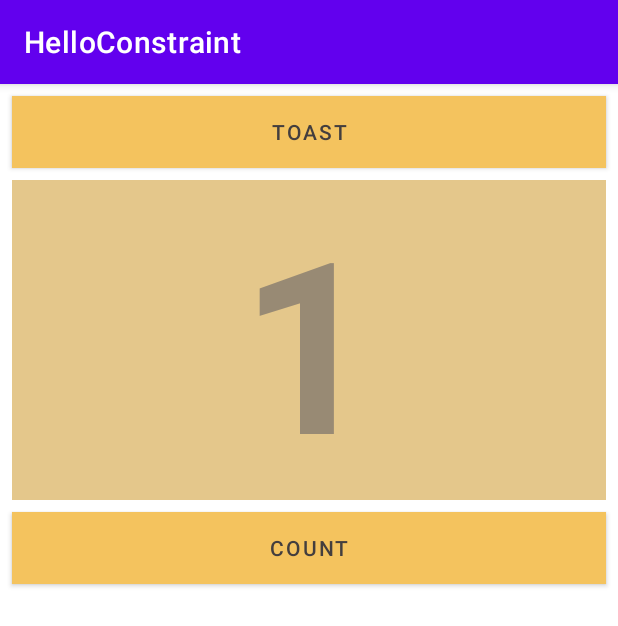
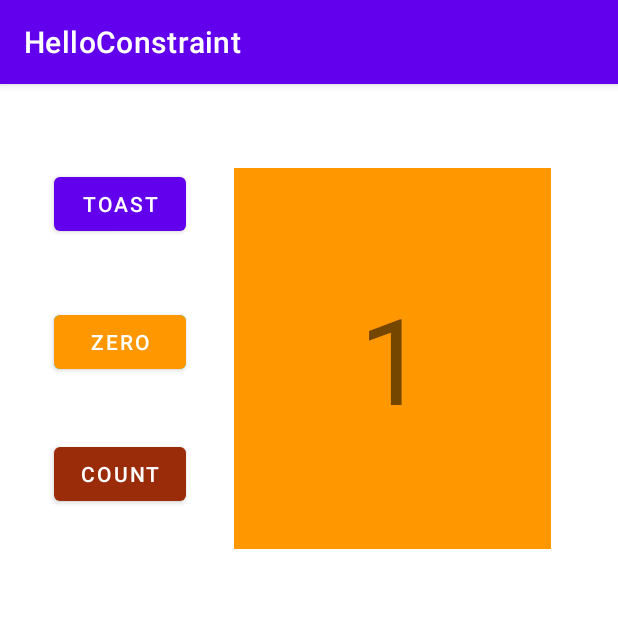
Before and after one commit to sworniim/HelloConstraintLayout, an Android app: the screen it shows after launch (MainActivity), after a tap on "COUNT", on a phone screen of 412 x 824 dp. Shown: the top 626 px of the screen. Run offline under Robolectric (Android 15) with nearby library versions, the phone set to English and light mode, and no system bars.

Commit message:
homework_push

```diff
--- a/app/src/main/java/com/example/helloconstraint/MainActivity.java
+++ b/app/src/main/java/com/example/helloconstraint/MainActivity.java
@@ -1,33 +1,65 @@
 package com.example.helloconstraint;
-
+import androidx.annotation.RequiresApi;
 import androidx.appcompat.app.AppCompatActivity;
 
+import android.os.Build;
 import android.os.Bundle;
 import android.view.View;
+import android.widget.Button;
 import android.widget.TextView;
 import android.widget.Toast;
 
 public class MainActivity extends AppCompatActivity {
-    private int mCount = 0;
-    private TextView mShowCount;
-
+    private Button btn_toast;
+    private Button btn_count;
+    private Button btn_reset;
+    private TextView counter;
+    private int count=0;
     @Override
     protected void onCreate(Bundle savedInstanceState) {
         super.onCreate(savedInstanceState);
         setContentView(R.layout.activity_main);
-        mShowCount = (TextView) findViewById(R.id.show_count);
-    }
+        btn_toast=findViewById(R.id.button);
+        btn_count=findViewById(R.id.button3);
+        btn_reset=findViewById(R.id.button2);
+        counter=findViewById(R.id.textView);
+        btn_toast.setOnClickListener(new View.OnClickListener(){
+            @Override
+            public void onClick(View v){
 
-    public void showToast(View view) {
-        Toast toast = Toast.makeText(this, R.string.toast_message,
-                Toast.LENGTH_SHORT);
-        toast.show();
-    }
+                Toast.makeText(MainActivity.this,"Hello Toast!",Toast.LENGTH_LONG).show();
 
-    public void countUp(View view) {
-        mCount++;
-        if (mShowCount != null)
-            mShowCount.setText(Integer.toString(mCount));
+            }
+        });
+        btn_count.setOnClickListener(new View.OnClickListener(){
+            @RequiresApi(api = Build.VERSION_CODES.M)
+            @Override
+            public void onClick(View v){
 
+
+                count=count+1;
+
+                counter.setText(""+count);
+                btn_reset.setBackgroundColor(btn_reset.getContext().getResources().getColor(R.color.morange, null));
+                if(count%2==0){
+                    btn_count.setBackgroundColor(getResources().getColor(R.color.black, null));
+                    // btn_count.setBackgroundColor(btn_count.getContext().getResources().getColor(R.color.black, null));
+                }
+                else {
+                    btn_count.setBackgroundColor(btn_count.getContext().getResources().getColor(R.color.mred, null));
+                }
+
+            }
+        });
+        btn_reset.setOnClickListener(new View.OnClickListener() {
+            @RequiresApi(api = Build.VERSION_CODES.M)
+            @Override
+            public void onClick(View v) {
+                count=0;
+                counter.setText(""+count);
+                btn_reset.setBackgroundColor(btn_count.getContext().getResources().getColor(R.color.teal_200, null));
+                btn_count.setBackgroundColor(btn_count.getContext().getResources().getColor(R.color.purple_500, null));
+            }
+        });
     }
 }
--- a/app/src/main/res/layout/activity_main.xml
+++ b/app/src/main/res/layout/activity_main.xml
@@ -1,68 +1,53 @@
 <?xml version="1.0" encoding="utf-8"?>
-<RelativeLayout  xmlns:android="http://schemas.android.com/apk/res/android"
+<androidx.constraintlayout.widget.ConstraintLayout xmlns:android="http://schemas.android.com/apk/res/android"
     xmlns:app="http://schemas.android.com/apk/res-auto"
     xmlns:tools="http://schemas.android.com/tools"
     android:layout_width="match_parent"
     android:layout_height="match_parent"
-    android:orientation="vertical"
     tools:context=".MainActivity">
-
-    <Button
-        android:id="@+id/button_toast"
-        android:layout_width="match_parent"
-        android:layout_height="wrap_content"
-        android:layout_marginStart="8dp"
-        android:layout_marginLeft="8dp"
-        android:layout_marginTop="8dp"
-        android:layout_marginEnd="8dp"
-        android:layout_marginRight="8dp"
-        android:background="@color/design_default_color_primary"
-        android:onClick="showToast"
-        android:text="@string/button_label_toast"
-        android:textColor="#433E3E"
-        app:backgroundTint="#F4C35E"
-         />
 
 
     <TextView
-        android:id="@+id/show_count"
-        android:layout_width="match_parent"
-        android:layout_height="wrap_content"
-        android:layout_below="@+id/button_toast"
-        android:layout_alignParentLeft="true"
-        android:layout_alignParentStart="true"
-        android:layout_marginStart="8dp"
-        android:layout_marginLeft="8dp"
-        android:layout_marginTop="8dp"
-        android:layout_marginEnd="8dp"
-        android:layout_marginRight="8dp"
-        android:layout_marginBottom="8dp"
-        android:background="#E4C78B"
-        android:gravity="center_vertical"
-        android:text="@string/count_initial_value"
-        android:textAlignment="center"
-        android:textColor="#988A74"
-        android:textSize="160sp"
-        android:textStyle="bold"
-        />
+        android:id="@+id/textView"
+        android:layout_width="211dp"
+        android:layout_height="254dp"
+        android:layout_marginStart="32dp"
+        android:layout_marginTop="56dp"
+        android:background="#FF9800"
+        android:gravity="center"
+        android:text="0"
+        android:textSize="80sp"
+        app:layout_constraintStart_toEndOf="@+id/button"
+        app:layout_constraintTop_toTopOf="parent" />
 
     <Button
-        android:id="@+id/button_count"
-        android:layout_width="match_parent"
+        android:id="@+id/button"
+        android:layout_width="wrap_content"
         android:layout_height="wrap_content"
-        android:layout_marginStart="8dp"
-        android:layout_below="@+id/show_count"
-        android:layout_centerHorizontal="true"
-        android:layout_marginLeft="8dp"
-        android:layout_marginEnd="8dp"
-        android:layout_marginRight="8dp"
-        android:layout_marginBottom="8dp"
-        android:background="@color/design_default_color_primary"
-        android:onClick="countUp"
-        android:text="@string/button_label_count"
-        android:textColor="#433E3E"
-        app:backgroundTint="#F4C35E"
-         />
+        android:layout_marginStart="36dp"
+        android:layout_marginTop="56dp"
+        android:text="Toast"
+        app:layout_constraintStart_toStartOf="parent"
+        app:layout_constraintTop_toTopOf="parent" />
 
+    <Button
+        android:id="@+id/button2"
+        android:layout_width="wrap_content"
+        android:layout_height="wrap_content"
+        android:layout_marginStart="36dp"
+        android:layout_marginTop="44dp"
+        android:backgroundTint="@color/teal_200"
+        android:text="zero"
+        app:layout_constraintStart_toStartOf="parent"
+        app:layout_constraintTop_toBottomOf="@+id/button" />
 
-</RelativeLayout >
+    <Button
+        android:id="@+id/button3"
+        android:layout_width="wrap_content"
+        android:layout_height="wrap_content"
+        android:layout_marginStart="36dp"
+        android:layout_marginTop="40dp"
+        android:text="count"
+        app:layout_constraintStart_toStartOf="parent"
+        app:layout_constraintTop_toBottomOf="@+id/button2" />
+</androidx.constraintlayout.widget.ConstraintLayout>
--- a/app/src/main/res/values/colors.xml
+++ b/app/src/main/res/values/colors.xml
@@ -7,4 +7,6 @@
     <color name="teal_700">#FF018786</color>
     <color name="black">#FF000000</color>
     <color name="white">#FFFFFFFF</color>
+    <color name="morange">#FF9800</color>
+    <color name="mred">#9A2C09</color>
 </resources>
```
Also changed, not shown: 11 other files.
